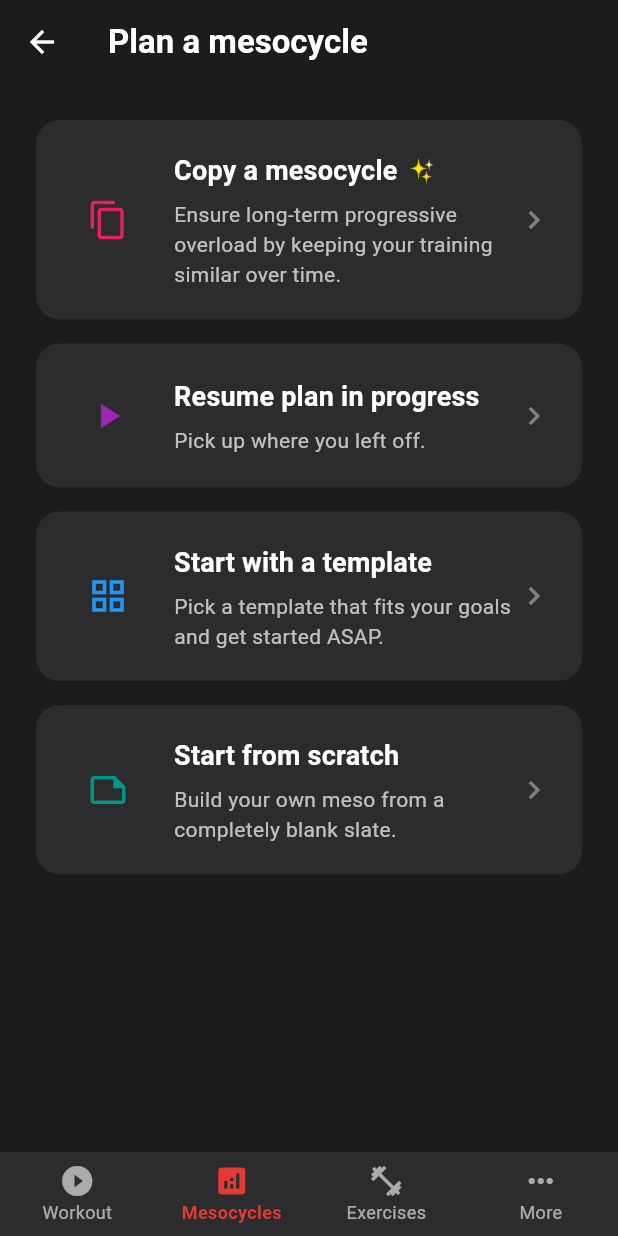
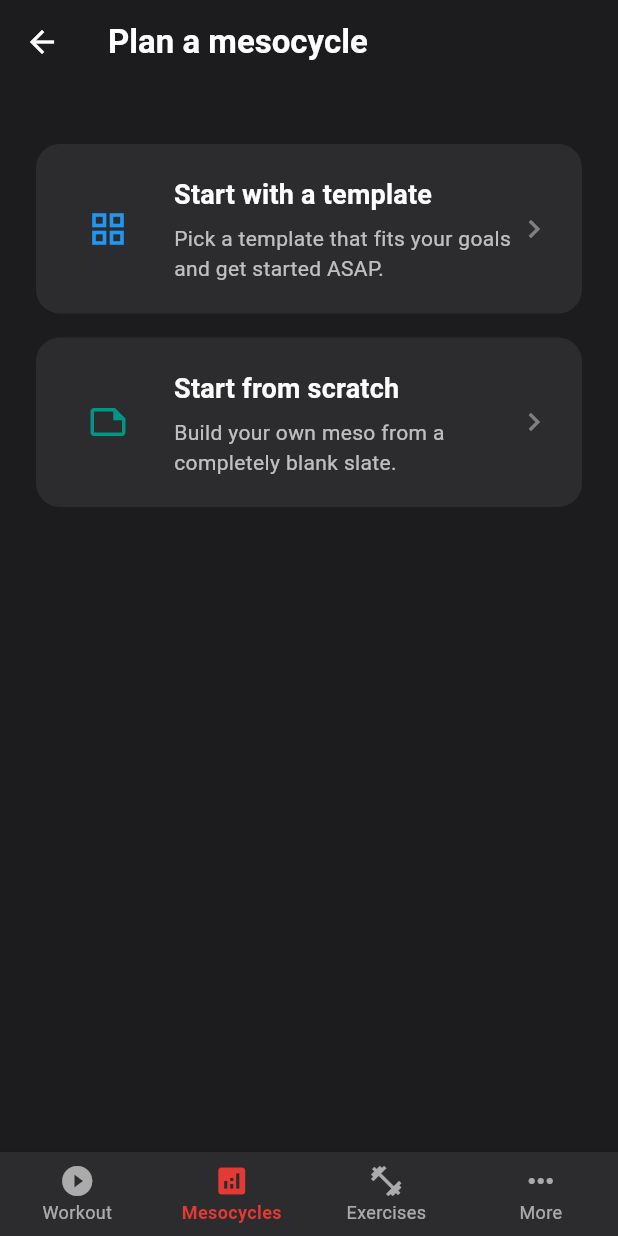
Before and after one commit to Fairfieldfred/yawa4u, a Flutter app: the PlanAMesocycleScreen screen opened by its route, on a phone screen of 412 x 824 dp. Run offline on Flutter 3.47's test engine with Material 3 defaults, Android fonts, the phone set to English and light mode, and no system bars; our stand-ins replace csv, device_info_plus, firebase_analytics, firebase_core, flutter_riverpod, go_router and 9 more; missing offline and left inert: dart:js_interop, feedback_sentry, mobile_scanner, network_info_plus, shelf_router; accounts and stored records are empty; generated files the repository leaves out were written again.

Commit message:
refactor: Comment out unused OptionCard widgets in PlanAMesocycleScreen for cleaner code

```diff
--- a/lib/presentation/screens/plan_a_mesocycle_screen.dart
+++ b/lib/presentation/screens/plan_a_mesocycle_screen.dart
@@ -40,27 +40,27 @@ class _PlanAMesocycleScreenState extends ConsumerState<PlanAMesocycleScreen> {
         padding: const EdgeInsets.all(24.0),
         child: ListView(
           children: [
-            _OptionCard(
-              icon: Icons.copy_outlined,
-              iconColor: Colors.pink,
-              title: 'Copy a mesocycle',
-              subtitle:
-                  'Ensure long-term progressive overload by keeping your training similar over time.',
-              badge: '✨',
-              onTap: () {
-                // Navigate to copy mesocycle screen
-              },
-            ),
-            const SizedBox(height: 16),
-            _OptionCard(
-              icon: Icons.play_arrow,
-              iconColor: Colors.purple,
-              title: 'Resume plan in progress',
-              subtitle: 'Pick up where you left off.',
-              onTap: () {
-                // Navigate to resume plan screen
-              },
-            ),
+            // _OptionCard(
+            //   icon: Icons.copy_outlined,
+            //   iconColor: Colors.pink,
+            //   title: 'Copy a mesocycle',
+            //   subtitle:
+            //       'Ensure long-term progressive overload by keeping your training similar over time.',
+            //   badge: '✨',
+            //   onTap: () {
+            //     // Navigate to copy mesocycle screen
+            //   },
+            // ),
+            // const SizedBox(height: 16),
+            // _OptionCard(
+            //   icon: Icons.play_arrow,
+            //   iconColor: Colors.purple,
+            //   title: 'Resume plan in progress',
+            //   subtitle: 'Pick up where you left off.',
+            //   onTap: () {
+            //     // Navigate to resume plan screen
+            //   },
+            // ),
             const SizedBox(height: 16),
             _OptionCard(
               icon: Icons.grid_view_outlined,
```
Also changed, not shown: 1 other file.
